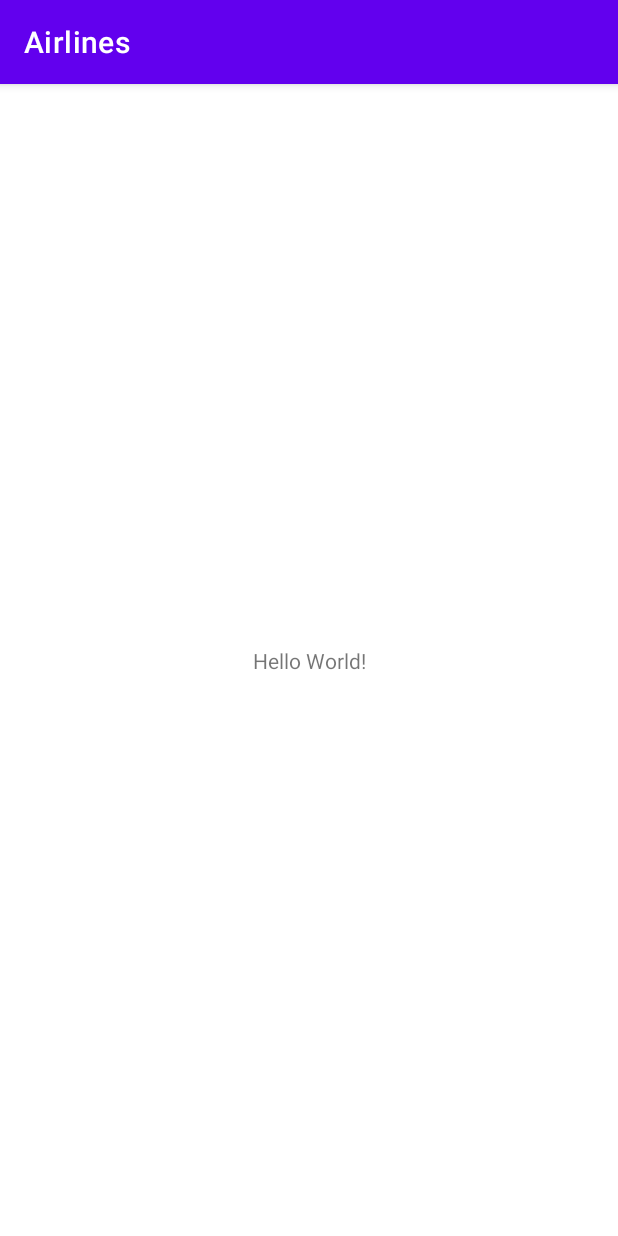
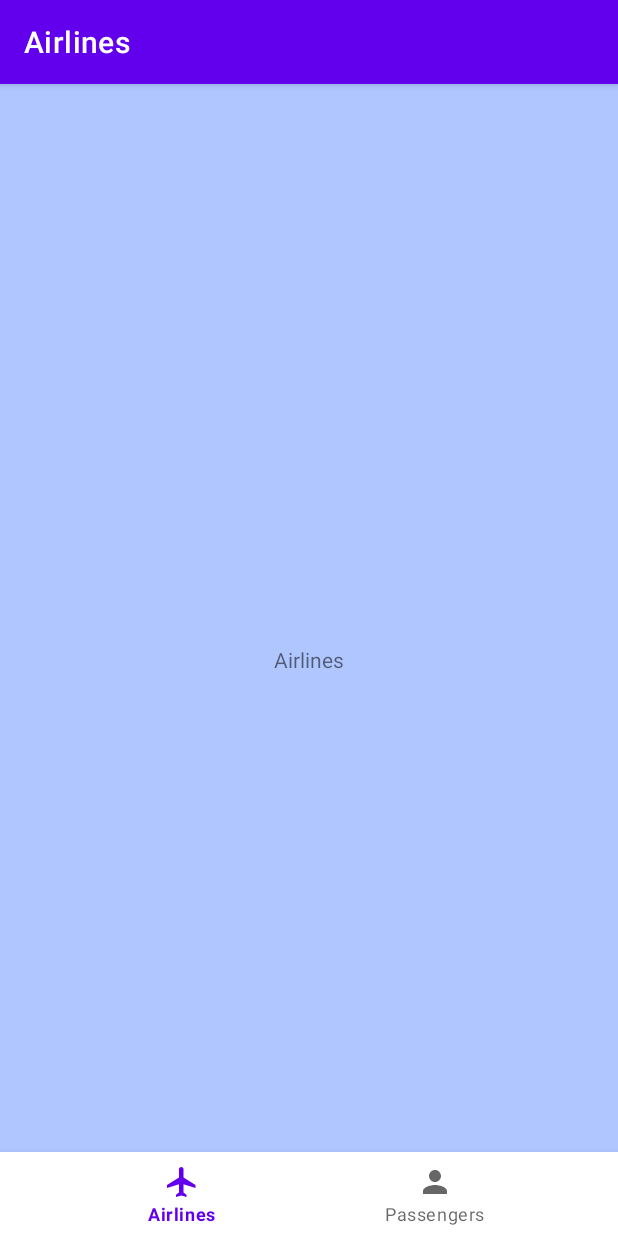
Before and after one commit to gabrielmoreira-dev/airlines-android, an Android app: the screen it shows after launch (MainActivity), on a phone screen of 412 x 824 dp. Run offline under Robolectric (Android 15) with nearby library versions, the phone set to English and light mode, and no system bars.

```diff
--- a/app/build.gradle
+++ b/app/build.gradle
@@ -29,6 +29,9 @@ android {
     kotlinOptions {
         jvmTarget = '1.8'
     }
+    viewBinding {
+        enabled true
+    }
 }
 
 dependencies {
@@ -40,4 +43,7 @@ dependencies {
     testImplementation 'junit:junit:4.13.2'
     androidTestImplementation 'androidx.test.ext:junit:1.1.3'
     androidTestImplementation 'androidx.test.espresso:espresso-core:3.4.0'
+
+    // Fragment
+    implementation 'androidx.fragment:fragment-ktx:1.4.1'
 }
--- a/app/src/main/java/com/example/airlines/MainActivity.kt
+++ b/app/src/main/java/com/example/airlines/MainActivity.kt
@@ -1,11 +1,57 @@
 package com.example.airlines
 
-import androidx.appcompat.app.AppCompatActivity
 import android.os.Bundle
+import android.view.MenuItem
+import androidx.fragment.app.add
+import androidx.fragment.app.commit
+import com.example.airlines.databinding.ActivityMainBinding
+import com.example.airlines.presentation.airlines.list.AirlineListFragment
+import com.example.airlines.presentation.common.BaseActivity
+import com.example.airlines.presentation.passengers.list.PassengerListFragment
 
-class MainActivity : AppCompatActivity() {
+class MainActivity : BaseActivity<ActivityMainBinding>(
+    ActivityMainBinding::inflate
+) {
     override fun onCreate(savedInstanceState: Bundle?) {
         super.onCreate(savedInstanceState)
-        setContentView(R.layout.activity_main)
+        if (savedInstanceState == null) {
+            callAirlineListFragment()
+        }
+    }
+
+    override fun onStart() {
+        super.onStart()
+        binding.bottomNavigation.setOnItemSelectedListener {
+            onNavigationItemSelected(it)
+        }
+    }
+
+    private fun onNavigationItemSelected(item: MenuItem): Boolean {
+        val menu = binding.bottomNavigation.menu
+        return when (item.itemId) {
+            menu.getItem(0).itemId -> {
+                callAirlineListFragment()
+                true
+            }
+            menu.getItem(1).itemId -> {
+                callPassengerListFragment()
+                true
+            }
+            else -> false
+        }
+    }
+
+    private fun callAirlineListFragment() {
+        supportFragmentManager.commit {
+            setReorderingAllowed(true)
+            add<AirlineListFragment>(binding.fragmentContainerView.id)
+        }
+    }
+
+    private fun callPassengerListFragment() {
+        supportFragmentManager.commit {
+            setReorderingAllowed(true)
+            add<PassengerListFragment>(binding.fragmentContainerView.id)
+        }
     }
 }
--- /dev/null
+++ b/app/src/main/java/com/example/airlines/presentation/airlines/list/AirlineListFragment.kt
@@ -0,0 +1,10 @@
+package com.example.airlines.presentation.airlines.list
+
+import com.example.airlines.databinding.FragmentAirlineListBinding
+import com.example.airlines.presentation.common.BaseFragment
+
+class AirlineListFragment: BaseFragment<FragmentAirlineListBinding>(
+    FragmentAirlineListBinding::inflate
+) {
+
+}
--- /dev/null
+++ b/app/src/main/java/com/example/airlines/presentation/common/BaseActivity.kt
@@ -0,0 +1,18 @@
+package com.example.airlines.presentation.common
+
+import android.os.Bundle
+import android.view.LayoutInflater
+import androidx.appcompat.app.AppCompatActivity
+import androidx.viewbinding.ViewBinding
+
+abstract class BaseActivity<B: ViewBinding>(
+    private val bindingInflater: (inflater: LayoutInflater) -> B
+): AppCompatActivity() {
+    protected lateinit var binding: B
+
+    override fun onCreate(savedInstanceState: Bundle?) {
+        super.onCreate(savedInstanceState)
+        binding = bindingInflater(layoutInflater)
+        setContentView(binding.root)
+    }
+}
--- /dev/null
+++ b/app/src/main/java/com/example/airlines/presentation/common/BaseFragment.kt
@@ -0,0 +1,23 @@
+package com.example.airlines.presentation.common
+
+import android.os.Bundle
+import android.view.LayoutInflater
+import android.view.View
+import android.view.ViewGroup
+import androidx.fragment.app.Fragment
+import androidx.viewbinding.ViewBinding
+
+abstract class BaseFragment<B: ViewBinding>(
+    private val bindingInflater: (inflater: LayoutInflater) -> B
+): Fragment() {
+    protected lateinit var binding: B
+
+    override fun onCreateView(
+        inflater: LayoutInflater,
+        container: ViewGroup?,
+        savedInstanceState: Bundle?
+    ): View? {
+        binding = bindingInflater(inflater)
+        return binding.root
+    }
+}
--- /dev/null
+++ b/app/src/main/java/com/example/airlines/presentation/passengers/list/PassengerListFragment.kt
@@ -0,0 +1,9 @@
+package com.example.airlines.presentation.passengers.list
+
+import com.example.airlines.databinding.FragmentPassengerListBinding
+import com.example.airlines.presentation.common.BaseFragment
+
+class PassengerListFragment: BaseFragment<FragmentPassengerListBinding>(
+    FragmentPassengerListBinding::inflate
+) {
+}
--- /dev/null
+++ b/app/src/main/res/drawable/ic_menu_airlines.xml
@@ -0,0 +1,5 @@
+<vector android:height="24dp" android:tint="#000000"
+    android:viewportHeight="24" android:viewportWidth="24"
+    android:width="24dp" xmlns:android="http://schemas.android.com/apk/res/android">
+    <path android:fillColor="@android:color/white" android:pathData="M21,16v-2l-8,-5V3.5c0,-0.83 -0.67,-1.5 -1.5,-1.5S10,2.67 10,3.5V9l-8,5v2l8,-2.5V19l-2,1.5V22l3.5,-1 3.5,1v-1.5L13,19v-5.5l8,2.5z"/>
+</vector>
--- /dev/null
+++ b/app/src/main/res/drawable/ic_menu_passengers.xml
@@ -0,0 +1,5 @@
+<vector android:height="24dp" android:tint="#000000"
+    android:viewportHeight="24" android:viewportWidth="24"
+    android:width="24dp" xmlns:android="http://schemas.android.com/apk/res/android">
+    <path android:fillColor="@android:color/white" android:pathData="M12,12c2.21,0 4,-1.79 4,-4s-1.79,-4 -4,-4 -4,1.79 -4,4 1.79,4 4,4zM12,14c-2.67,0 -8,1.34 -8,4v2h16v-2c0,-2.66 -5.33,-4 -8,-4z"/>
+</vector>
--- a/app/src/main/res/layout/activity_main.xml
+++ b/app/src/main/res/layout/activity_main.xml
@@ -4,15 +4,25 @@
     xmlns:tools="http://schemas.android.com/tools"
     android:layout_width="match_parent"
     android:layout_height="match_parent"
+    android:orientation="vertical"
     tools:context=".MainActivity">
 
-    <TextView
-        android:layout_width="wrap_content"
-        android:layout_height="wrap_content"
-        android:text="Hello World!"
-        app:layout_constraintBottom_toBottomOf="parent"
+    <androidx.fragment.app.FragmentContainerView
+        android:id="@+id/fragment_container_view"
+        android:layout_width="match_parent"
+        android:layout_height="match_parent"
+        app:layout_constraintBottom_toTopOf="@+id/bottom_navigation"
         app:layout_constraintEnd_toEndOf="parent"
         app:layout_constraintStart_toStartOf="parent"
         app:layout_constraintTop_toTopOf="parent" />
 
+    <com.google.android.material.bottomnavigation.BottomNavigationView
+        android:id="@+id/bottom_navigation"
+        android:layout_width="match_parent"
+        android:layout_height="wrap_content"
+        app:layout_constraintBottom_toBottomOf="parent"
+        app:layout_constraintEnd_toEndOf="parent"
+        app:layout_constraintStart_toStartOf="parent"
+        app:menu="@menu/bottom_navigation_menu" />
+
 </androidx.constraintlayout.widget.ConstraintLayout>
--- /dev/null
+++ b/app/src/main/res/layout/fragment_airline_list.xml
@@ -0,0 +1,14 @@
+<?xml version="1.0" encoding="utf-8"?>
+<LinearLayout xmlns:android="http://schemas.android.com/apk/res/android"
+    android:layout_width="match_parent"
+    android:layout_height="match_parent"
+    android:orientation="vertical"
+    android:gravity="center"
+    android:background="@color/material_dynamic_primary80">
+
+    <TextView
+        android:layout_width="wrap_content"
+        android:layout_height="wrap_content"
+        android:text="Airlines"/>
+
+</LinearLayout>
--- /dev/null
+++ b/app/src/main/res/layout/fragment_passenger_list.xml
@@ -0,0 +1,14 @@
+<?xml version="1.0" encoding="utf-8"?>
+<LinearLayout xmlns:android="http://schemas.android.com/apk/res/android"
+    android:layout_width="match_parent"
+    android:layout_height="match_parent"
+    android:gravity="center"
+    android:orientation="vertical"
+    android:background="@color/material_dynamic_tertiary50">
+
+    <TextView
+        android:layout_width="wrap_content"
+        android:layout_height="wrap_content"
+        android:text="Passengers"/>
+
+</LinearLayout>
--- /dev/null
+++ b/app/src/main/res/menu/bottom_navigation_menu.xml
@@ -0,0 +1,13 @@
+<?xml version="1.0" encoding="utf-8"?>
+<menu xmlns:android="http://schemas.android.com/apk/res/android">
+    <item
+        android:id="@+id/airlines_navigation_item"
+        android:enabled="true"
+        android:icon="@drawable/ic_menu_airlines"
+        android:title="@string/airlines_navigation_item" />
+    <item
+        android:id="@+id/passengers_navigation_item"
+        android:enabled="true"
+        android:icon="@drawable/ic_menu_passengers"
+        android:title="@string/passengers_navigation_item" />
+</menu>
--- a/app/src/main/res/values/strings.xml
+++ b/app/src/main/res/values/strings.xml
@@ -1,3 +1,5 @@
 <resources>
     <string name="app_name">Airlines</string>
+    <string name="airlines_navigation_item">Airlines</string>
+    <string name="passengers_navigation_item">Passengers</string>
 </resources>
```
